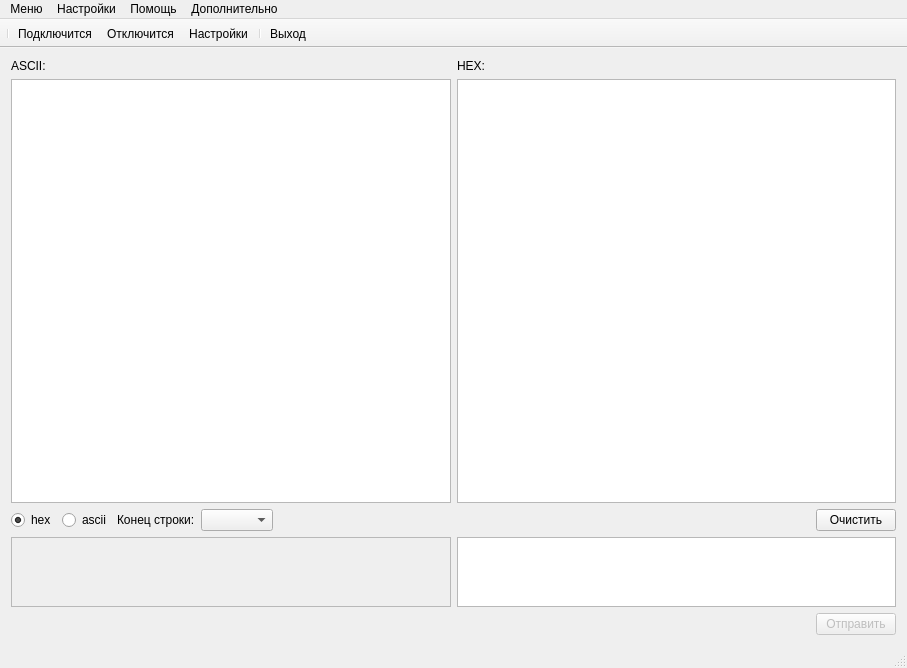
verbkinm/UART, file mainwindow.ui: the form before one commit.
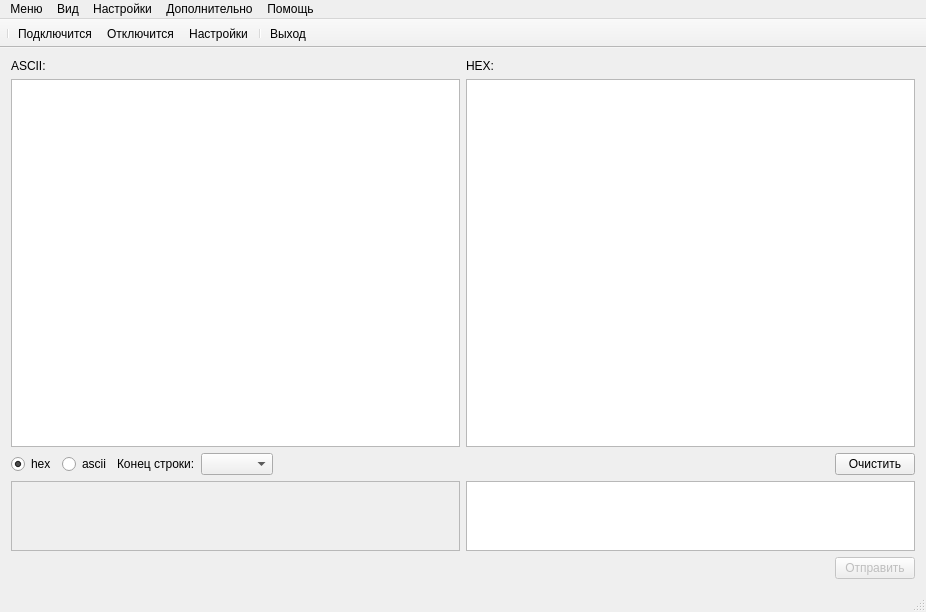
The form after the commit. Icons and pictures are not drawn.

The edit to the form file:
```diff
--- a/mainwindow.ui
+++ b/mainwindow.ui
@@ -6,8 +6,8 @@
    <rect>
     <x>0</x>
     <y>0</y>
-    <width>907</width>
-    <height>668</height>
+    <width>926</width>
+    <height>612</height>
    </rect>
   </property>
   <property name="windowTitle">
@@ -24,33 +24,28 @@
    <set>QMainWindow::AllowTabbedDocks|QMainWindow::AnimatedDocks</set>
   </property>
   <widget class="QWidget" name="centralWidget">
-   <layout class="QVBoxLayout" name="verticalLayout">
+   <layout class="QVBoxLayout" name="verticalLayout" stretch="1,100,1,10,1">
     <item>
-     <layout class="QGridLayout" name="gridLayout" rowstretch="1,100,1,1,10,1">
-      <item row="1" column="2" rowspan="2">
-       <widget class="QPlainTextEdit" name="inDataRaw">
-        <property name="undoRedoEnabled">
-         <bool>false</bool>
+     <layout class="QHBoxLayout" name="horizontalLayout_4">
+      <item>
+       <widget class="QLabel" name="label_ascii">
+        <property name="text">
+         <string>ASCII:</string>
         </property>
-        <property name="readOnly">
-         <bool>true</bool>
-        </property>
-        <property name="backgroundVisible">
-         <bool>false</bool>
-        </property>
        </widget>
       </item>
-      <item row="4" column="2">
-       <widget class="QPlainTextEdit" name="outDataRaw">
-        <property name="readOnly">
-         <bool>true</bool>
+      <item>
+       <widget class="QLabel" name="label_hex">
+        <property name="text">
+         <string>HEX:</string>
         </property>
-        <property name="backgroundVisible">
-         <bool>false</bool>
-        </property>
        </widget>
       </item>
-      <item row="1" column="1" rowspan="2">
+     </layout>
+    </item>
+    <item>
+     <layout class="QHBoxLayout" name="horizontalLayout_2">
+      <item>
        <widget class="QPlainTextEdit" name="inData">
         <property name="frameShape">
          <enum>QFrame::StyledPanel</enum>
@@ -66,17 +61,22 @@
         </property>
        </widget>
       </item>
-      <item row="4" column="1">
-       <widget class="QPlainTextEdit" name="outData">
-        <property name="enabled">
+      <item>
+       <widget class="QPlainTextEdit" name="inDataRaw">
+        <property name="undoRedoEnabled">
          <bool>false</bool>
         </property>
+        <property name="readOnly">
+         <bool>true</bool>
+        </property>
         <property name="backgroundVisible">
          <bool>false</bool>
         </property>
        </widget>
       </item>
-      <item row="3" column="1" colspan="2">
+     </layout>
+    </item>
+    <item>
        <layout class="QHBoxLayout" name="horizontalLayout_5">
         <item>
          <widget class="QRadioButton" name="hex">
@@ -130,7 +130,31 @@
         </item>
        </layout>
       </item>
-      <item row="5" column="2">
+    <item>
+     <layout class="QHBoxLayout" name="horizontalLayout_3">
+      <item>
+       <widget class="QPlainTextEdit" name="outData">
+        <property name="enabled">
+         <bool>false</bool>
+        </property>
+        <property name="backgroundVisible">
+         <bool>false</bool>
+        </property>
+       </widget>
+      </item>
+      <item>
+       <widget class="QPlainTextEdit" name="outDataRaw">
+        <property name="readOnly">
+         <bool>true</bool>
+        </property>
+        <property name="backgroundVisible">
+         <bool>false</bool>
+        </property>
+       </widget>
+      </item>
+     </layout>
+    </item>
+    <item>
        <layout class="QHBoxLayout" name="horizontalLayout">
         <item>
          <spacer name="horizontalSpacer">
@@ -157,22 +181,6 @@
         </item>
        </layout>
       </item>
-      <item row="0" column="1">
-       <widget class="QLabel" name="label_2">
-        <property name="text">
-         <string>ASCII:</string>
-        </property>
-       </widget>
-      </item>
-      <item row="0" column="2">
-       <widget class="QLabel" name="label_3">
-        <property name="text">
-         <string>HEX:</string>
-        </property>
-       </widget>
-      </item>
-     </layout>
-    </item>
    </layout>
   </widget>
   <widget class="QMenuBar" name="menuBar">
@@ -180,7 +188,7 @@
     <rect>
      <x>0</x>
      <y>0</y>
-     <width>907</width>
+     <width>926</width>
      <height>22</height>
     </rect>
    </property>
@@ -212,10 +220,19 @@
     </property>
     <addaction name="actionDF_Player"/>
    </widget>
+   <widget class="QMenu" name="menu_2">
+    <property name="title">
+     <string>Вид</string>
+    </property>
+    <addaction name="action_ASCII"/>
+    <addaction name="action_HEX"/>
+    <addaction name="actionASCII_HEX"/>
+   </widget>
    <addaction name="menuCalls"/>
+   <addaction name="menu_2"/>
    <addaction name="menuTools"/>
-   <addaction name="menuHelp"/>
    <addaction name="menu"/>
+   <addaction name="menuHelp"/>
   </widget>
   <widget class="QToolBar" name="mainToolBar">
    <property name="enabled">
```
Left out of the diff: 15 changed lines with no effect on the pictures. Lines whose indentation alone changed are shown as unchanged.
